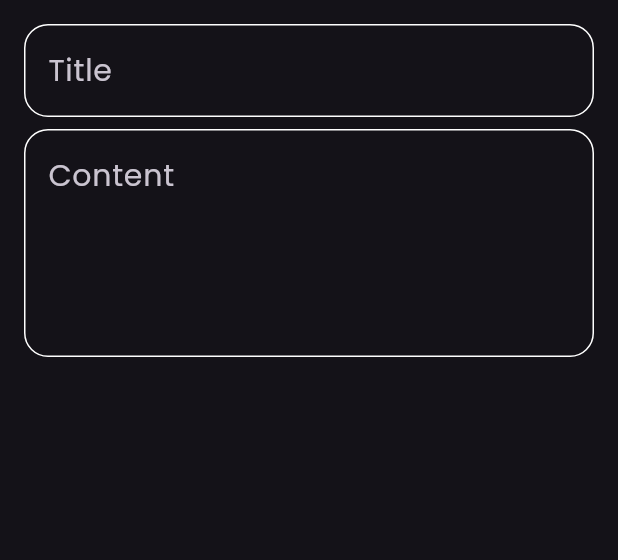
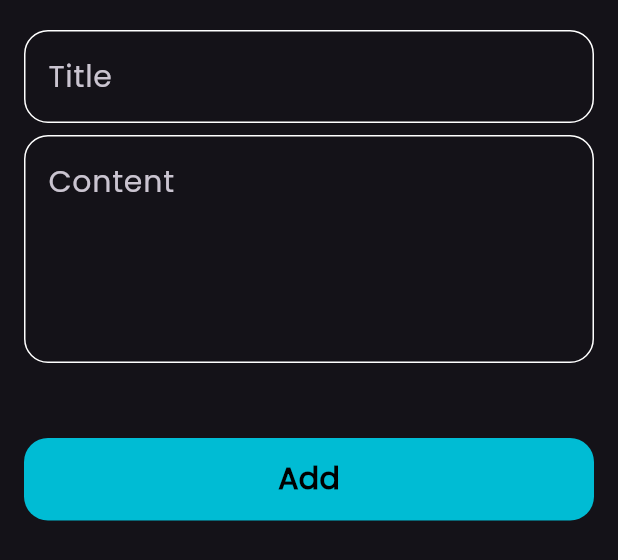
Before and after one commit to AhmedOmarG3/NotesApp, a Flutter app: the AddNoteButtonSheet widget shown alone on an empty page, opened directly, on a phone screen of 412 x 824 dp. Shown: the top 560 px of the screen. Run offline on Flutter 3.47's test engine with Material 3 defaults, Android fonts, the phone set to English and light mode, and no system bars.

Commit message:
finish notes button sheet

```diff
--- a/lib/Widgets/button_sheet.dart
+++ b/lib/Widgets/button_sheet.dart
@@ -1,4 +1,5 @@
 import 'package:flutter/material.dart';
+import 'package:to_do/Widgets/custom_button.dart';
 import 'package:to_do/Widgets/custom_text_field.dart';
 
 class AddNoteButtonSheet extends StatelessWidget {
@@ -10,10 +11,11 @@
   Widget build(BuildContext context) {
     return Padding(
       padding: const EdgeInsets.symmetric(horizontal: 16),
+      child: SingleChildScrollView(
         child: Column(
           children: [
             SizedBox(
-            height: 16,
+              height: 20,
             ),
             CustomTextField(
               hint: 'Title',
@@ -25,7 +27,15 @@
               hint: 'Content',
               maxLines: 5,
             ),
+            SizedBox(
+              height: 50,
+            ),
+            CustomButton(),
+            SizedBox(
+              height: 24,
+            ),
           ],
+        ),
       ),
     );
   }
--- /dev/null
+++ b/lib/Widgets/custom_button.dart
@@ -0,0 +1,24 @@
+import 'package:flutter/material.dart';
+import 'package:to_do/Constants/constant.dart';
+
+class CustomButton extends StatelessWidget {
+  const CustomButton({super.key});
+
+  @override
+  Widget build(BuildContext context) {
+    return Container(
+      height: 55,
+      width: MediaQuery.of(context).size.width,
+      child: Center(
+          child: Text(
+        'Add',
+        style: TextStyle(
+            fontSize: 20, color: Colors.black, fontWeight: FontWeight.bold),
+      )),
+      decoration: BoxDecoration(
+        borderRadius: BorderRadius.circular(16),
+        color: kprimaryColor,
+      ),
+    );
+  }
+}
```
Lines whose indentation alone changed are shown as unchanged.
